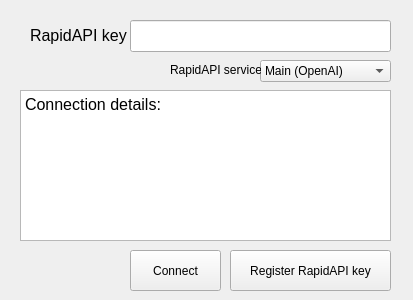
Qt form ApiConfig.ui (sanglantes/seb-qtbypass) before a commit.
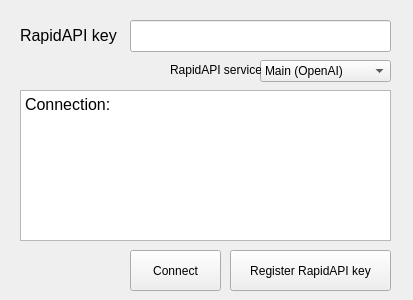
The same form after that commit.

Diff of the .ui file:
```diff
--- a/ApiConfig.ui
+++ b/ApiConfig.ui
@@ -16,9 +16,9 @@
   <widget class="QLabel" name="label_2">
    <property name="geometry">
     <rect>
-     <x>30</x>
+     <x>20</x>
      <y>10</y>
-     <width>131</width>
+     <width>101</width>
      <height>51</height>
     </rect>
    </property>
@@ -96,7 +96,7 @@
 li.unchecked::marker { content: &quot;\2610&quot;; }
 li.checked::marker { content: &quot;\2612&quot;; }
 &lt;/style&gt;&lt;/head&gt;&lt;body style=&quot; font-family:'Microsoft Sans Serif'; font-size:9pt; font-weight:400; font-style:normal;&quot;&gt;
-&lt;p style=&quot; margin-top:0px; margin-bottom:0px; margin-left:0px; margin-right:0px; -qt-block-indent:0; text-indent:0px;&quot;&gt;&lt;span style=&quot; font-family:'Noto Sans'; font-size:12pt;&quot;&gt;Connection details:&lt;/span&gt;&lt;/p&gt;&lt;/body&gt;&lt;/html&gt;</string>
+&lt;p style=&quot; margin-top:0px; margin-bottom:0px; margin-left:0px; margin-right:0px; -qt-block-indent:0; text-indent:0px;&quot;&gt;&lt;span style=&quot; font-family:'Noto Sans'; font-size:12pt;&quot;&gt;Connection:&lt;/span&gt;&lt;/p&gt;&lt;/body&gt;&lt;/html&gt;</string>
    </property>
   </widget>
   <widget class="QComboBox" name="mirror_box">
```
Left out of the diff: 14 changed lines with no effect on the pictures.
